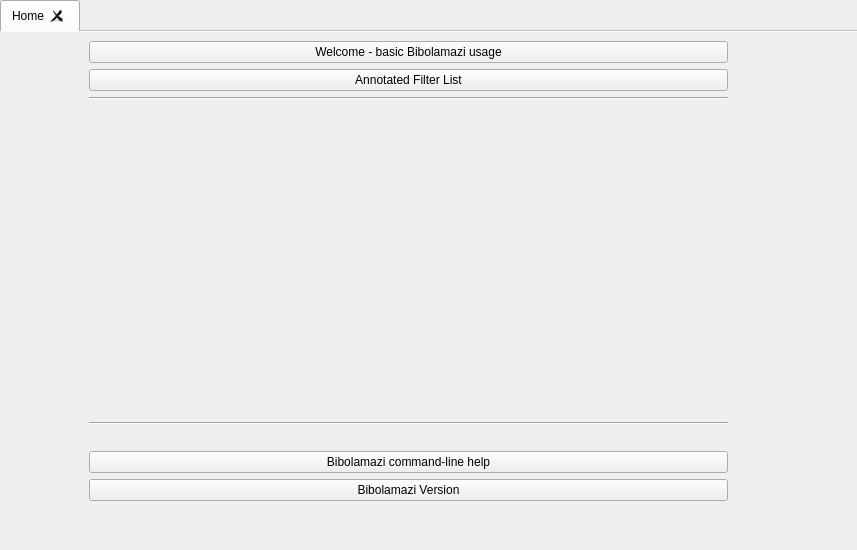
This is gui/helpbrowser.ui in phfaist/bibolamazi as Qt 5 draws it before an edit. The edited form follows.
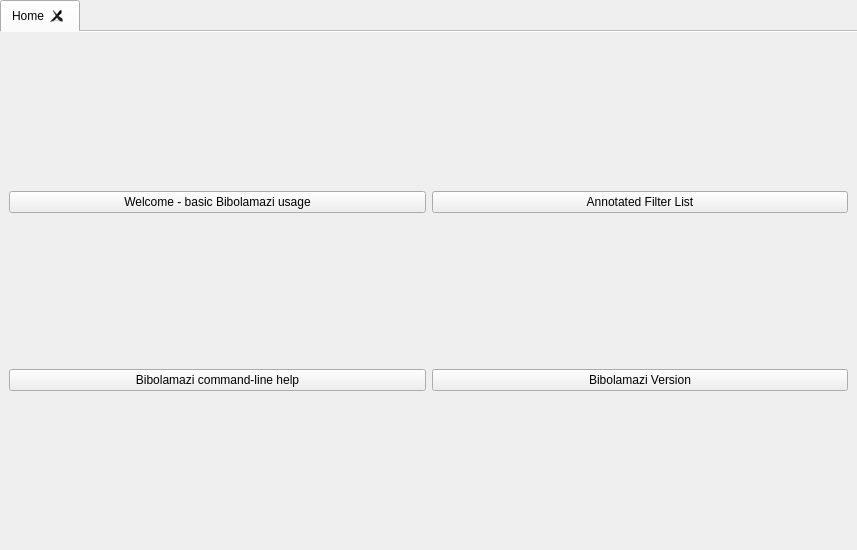
This is the edited form.

Commit message: nice buttons in help & reference browser

Diff of the .ui file:
```diff
--- a/gui/helpbrowser.ui
+++ b/gui/helpbrowser.ui
@@ -32,57 +32,21 @@
       <bool>true</bool>
      </property>
      <widget class="QWidget" name="tabHome">
+      <property name="styleSheet">
+       <string notr="true"/>
+      </property>
       <attribute name="title">
        <string>Home</string>
       </attribute>
       <layout class="QHBoxLayout" name="horizontalLayout">
-       <item>
-        <spacer name="horizontalSpacer">
-         <property name="orientation">
-          <enum>Qt::Horizontal</enum>
-         </property>
-         <property name="sizeType">
-          <enum>QSizePolicy::Fixed</enum>
-         </property>
-         <property name="sizeHint" stdset="0">
-          <size>
-           <width>80</width>
-           <height>20</height>
-          </size>
-         </property>
-        </spacer>
-       </item>
+       <property name="margin">
+        <number>0</number>
+       </property>
        <item>
-        <layout class="QVBoxLayout" name="lytHomeButtons">
-         <item>
-          <widget class="QPushButton" name="btnWelcome">
-           <property name="text">
-            <string>Welcome - basic Bibolamazi usage</string>
-           </property>
-           <property name="helppath" stdset="0">
-            <string notr="true">general/welcome</string>
-           </property>
-          </widget>
-         </item>
-         <item>
-          <widget class="QPushButton" name="btnFilterList">
-           <property name="text">
-            <string>Annotated Filter List</string>
-           </property>
-           <property name="helppath" stdset="0">
-            <string notr="true">general/filter-list</string>
-           </property>
-          </widget>
-         </item>
-         <item>
-          <widget class="Line" name="line_2">
-           <property name="orientation">
-            <enum>Qt::Horizontal</enum>
-           </property>
-          </widget>
-         </item>
-         <item>
-          <widget class="QScrollArea" name="scrollArea">
+        <widget class="QScrollArea" name="scrlFilters">
+         <property name="styleSheet">
+          <string notr="true"/>
+         </property>
            <property name="frameShape">
             <enum>QFrame::NoFrame</enum>
            </property>
@@ -100,45 +64,41 @@
              <rect>
               <x>0</x>
               <y>0</y>
-              <width>585</width>
-              <height>242</height>
-             </rect>
-            </property>
-            <layout class="QVBoxLayout" name="lytHomeFilterButtons">
-             <property name="leftMargin">
-              <number>50</number>
-             </property>
-             <property name="rightMargin">
-              <number>50</number>
+            <width>857</width>
+            <height>527</height>
+           </rect>
+          </property>
+          <property name="styleSheet">
+           <string notr="true"/>
+          </property>
+          <layout class="QGridLayout" name="lytHomeButtons">
+           <item row="0" column="0">
+            <widget class="QPushButton" name="btnWelcome">
+             <property name="text">
+              <string>Welcome - basic Bibolamazi usage</string>
              </property>
-            </layout>
-           </widget>
-          </widget>
-         </item>
-         <item>
-          <widget class="Line" name="line">
-           <property name="orientation">
-            <enum>Qt::Horizontal</enum>
-           </property>
-          </widget>
-         </item>
-         <item>
-          <spacer name="verticalSpacer_2">
-           <property name="orientation">
-            <enum>Qt::Vertical</enum>
-           </property>
-           <property name="sizeType">
-            <enum>QSizePolicy::Fixed</enum>
-           </property>
-           <property name="sizeHint" stdset="0">
-            <size>
-             <width>20</width>
-             <height>20</height>
-            </size>
-           </property>
-          </spacer>
-         </item>
-         <item>
+             <property name="helppath" stdset="0">
+              <string notr="true">general/welcome</string>
+             </property>
+             <property name="bibolamaziHelpButtonType" stdset="0">
+              <string>intro</string>
+             </property>
+            </widget>
+           </item>
+           <item row="0" column="1">
+            <widget class="QPushButton" name="btnFilterList">
+             <property name="text">
+              <string>Annotated Filter List</string>
+             </property>
+             <property name="helppath" stdset="0">
+              <string notr="true">general/filter-list</string>
+             </property>
+             <property name="bibolamaziHelpButtonType" stdset="0">
+              <string>intro</string>
+             </property>
+            </widget>
+           </item>
+           <item row="1" column="0">
           <widget class="QPushButton" name="btnCmdLineHelp">
            <property name="text">
             <string>Bibolamazi command-line help</string>
@@ -146,9 +106,12 @@
            <property name="helppath" stdset="0">
             <string notr="true">general/cmdline</string>
            </property>
-          </widget>
-         </item>
-         <item>
+             <property name="bibolamaziHelpButtonType" stdset="0">
+              <string>epilog</string>
+             </property>
+            </widget>
+           </item>
+           <item row="1" column="1">
           <widget class="QPushButton" name="btnVersion">
            <property name="text">
             <string>Bibolamazi Version</string>
@@ -156,41 +119,14 @@
            <property name="helppath" stdset="0">
             <string notr="true">general/version</string>
            </property>
-          </widget>
-         </item>
-         <item>
-          <spacer name="verticalSpacer">
-           <property name="orientation">
-            <enum>Qt::Vertical</enum>
-           </property>
-           <property name="sizeType">
-            <enum>QSizePolicy::Preferred</enum>
-           </property>
-           <property name="sizeHint" stdset="0">
-            <size>
-             <width>20</width>
-             <height>40</height>
-            </size>
-           </property>
-          </spacer>
-         </item>
-        </layout>
-       </item>
-       <item>
-        <spacer name="horizontalSpacer_2">
-         <property name="orientation">
-          <enum>Qt::Horizontal</enum>
-         </property>
-         <property name="sizeType">
-          <enum>QSizePolicy::Fixed</enum>
-         </property>
-         <property name="sizeHint" stdset="0">
-          <size>
-           <width>120</width>
-           <height>20</height>
-          </size>
-         </property>
-        </spacer>
+             <property name="bibolamaziHelpButtonType" stdset="0">
+              <string>epilog</string>
+             </property>
+            </widget>
+           </item>
+          </layout>
+         </widget>
+        </widget>
        </item>
       </layout>
      </widget>
```
Lines whose indentation alone changed are shown as unchanged. The commit also changes 2 other files.
